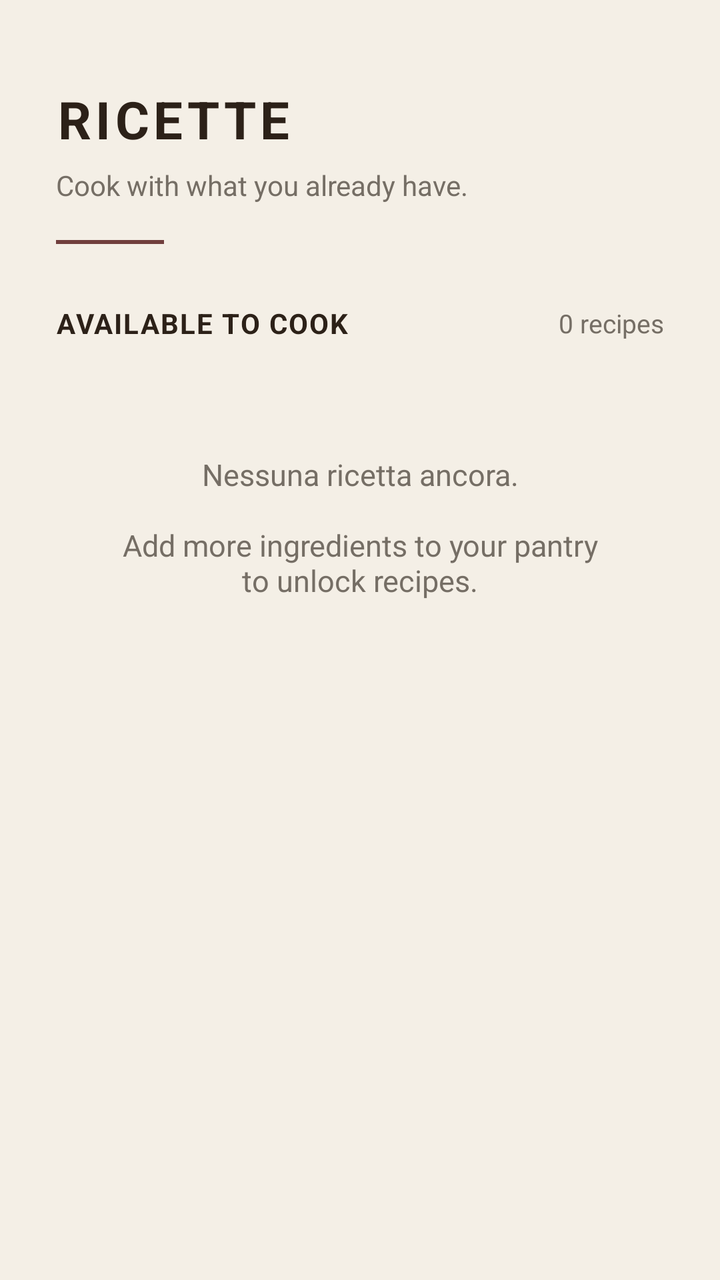
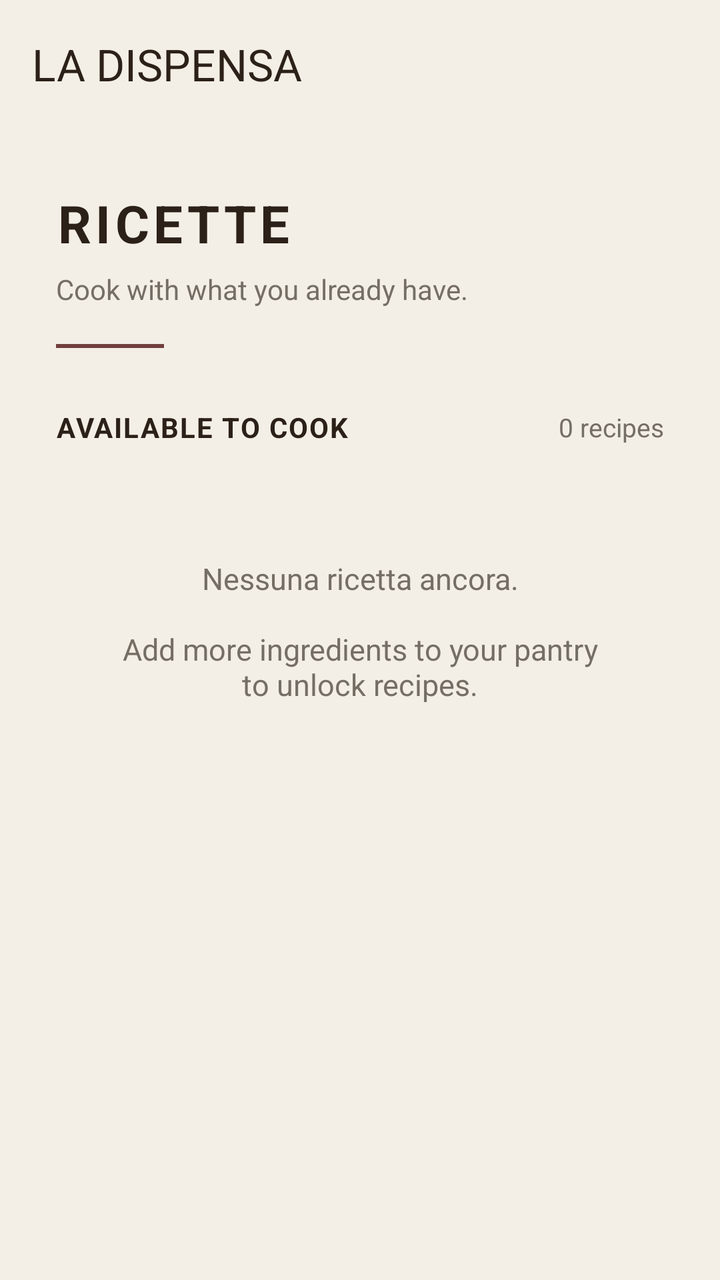

Compare the two renders of this Android layout. The source of the first and the diff that turns it into the second are given below.
<!-- AndroidManifest.xml: application theme Theme.LaDispensa -->
<!-- res/layout/activity_recipes.xml -->
<?xml version="1.0" encoding="utf-8"?>
<LinearLayout xmlns:android="http://schemas.android.com/apk/res/android"
    android:layout_width="match_parent"
    android:layout_height="match_parent"
    android:background="@color/cream"
    android:orientation="vertical"
    android:paddingStart="28dp"
    android:paddingTop="42dp"
    android:paddingEnd="28dp"
    android:paddingBottom="24dp">

    <TextView
        android:layout_width="wrap_content"
        android:layout_height="wrap_content"
        android:text="RICETTE"
        android:textColor="@color/espresso"
        android:textSize="26sp"
        android:textStyle="bold"
        android:letterSpacing="0.08" />

    <TextView
        android:layout_width="wrap_content"
        android:layout_height="wrap_content"
        android:layout_marginTop="6dp"
        android:text="Cook with what you already have."
        android:textColor="@color/stone"
        android:textSize="14sp" />

    <View
        android:layout_width="54dp"
        android:layout_height="2dp"
        android:layout_marginTop="18dp"
        android:background="@color/wine" />

    <LinearLayout
        android:layout_width="match_parent"
        android:layout_height="wrap_content"
        android:layout_marginTop="30dp"
        android:gravity="center_vertical"
        android:orientation="horizontal">

        <TextView
            android:layout_width="0dp"
            android:layout_height="wrap_content"
            android:layout_weight="1"
            android:text="AVAILABLE TO COOK"
            android:textColor="@color/espresso"
            android:textSize="14sp"
            android:textStyle="bold"
            android:letterSpacing="0.05" />

        <TextView
            android:id="@+id/textRecipeCount"
            android:layout_width="wrap_content"
            android:layout_height="wrap_content"
            android:text="0 recipes"
            android:textColor="@color/stone"
            android:textSize="13sp" />

    </LinearLayout>

    <TextView
        android:id="@+id/textNoRecipes"
        android:layout_width="match_parent"
        android:layout_height="wrap_content"
        android:layout_marginTop="28dp"
        android:gravity="center"
        android:padding="28dp"
        android:text="Nessuna ricetta ancora.\n\nAdd more ingredients to your pantry to unlock recipes."
        android:textColor="@color/stone"
        android:textSize="15sp" />

    <androidx.recyclerview.widget.RecyclerView
        android:id="@+id/recyclerRecipes"
        android:layout_width="match_parent"
        android:layout_height="0dp"
        android:layout_marginTop="18dp"
        android:layout_weight="1"
        android:clipToPadding="false"
        android:paddingBottom="16dp" />

</LinearLayout>
<!-- resources referenced by this layout -->
<resources>
  <color name="cream">#F4EFE6</color>
  <color name="espresso">#2C2118</color>
  <color name="stone">#756E65</color>
  <color name="wine">#713F3D</color>
  <style name="Theme.LaDispensa" parent="Base.Theme.LaDispensa" />
  <style name="Base.Theme.LaDispensa" parent="Theme.Material3.DayNight.NoActionBar">
          
          
      </style>
</resources>

<!-- the commit's change to res/layout/activity_recipes.xml (unified diff, before → after) -->
@@ -1,82 +1,100 @@
 <?xml version="1.0" encoding="utf-8"?>
 <LinearLayout xmlns:android="http://schemas.android.com/apk/res/android"
+    xmlns:app="http://schemas.android.com/apk/res-auto"
     android:layout_width="match_parent"
     android:layout_height="match_parent"
     android:background="@color/cream"
-    android:orientation="vertical"
-    android:paddingStart="28dp"
-    android:paddingTop="42dp"
-    android:paddingEnd="28dp"
-    android:paddingBottom="24dp">
+    android:orientation="vertical">
 
-    <TextView
-        android:layout_width="wrap_content"
-        android:layout_height="wrap_content"
-        android:text="RICETTE"
-        android:textColor="@color/espresso"
-        android:textSize="26sp"
-        android:textStyle="bold"
-        android:letterSpacing="0.08" />
-
-    <TextView
-        android:layout_width="wrap_content"
-        android:layout_height="wrap_content"
-        android:layout_marginTop="6dp"
-        android:text="Cook with what you already have."
-        android:textColor="@color/stone"
-        android:textSize="14sp" />
-
-    <View
-        android:layout_width="54dp"
-        android:layout_height="2dp"
-        android:layout_marginTop="18dp"
-        android:background="@color/wine" />
+    <androidx.appcompat.widget.Toolbar
+        android:id="@+id/mainToolbar"
+        android:layout_width="match_parent"
+        android:layout_height="?attr/actionBarSize"
+        android:background="@color/cream"
+        android:elevation="2dp"
+        app:title="LA DISPENSA"
+        app:titleTextColor="@color/espresso" />
 
     <LinearLayout
         android:layout_width="match_parent"
-        android:layout_height="wrap_content"
-        android:layout_marginTop="30dp"
-        android:gravity="center_vertical"
-        android:orientation="horizontal">
+        android:layout_height="0dp"
+        android:layout_weight="1"
+        android:orientation="vertical"
+        android:paddingStart="28dp"
+        android:paddingTop="30dp"
+        android:paddingEnd="28dp"
+        android:paddingBottom="24dp">
 
         <TextView
-            android:layout_width="0dp"
+            android:layout_width="wrap_content"
             android:layout_height="wrap_content"
-            android:layout_weight="1"
-            android:text="AVAILABLE TO COOK"
+            android:text="RICETTE"
             android:textColor="@color/espresso"
-            android:textSize="14sp"
+            android:textSize="26sp"
             android:textStyle="bold"
-            android:letterSpacing="0.05" />
+            android:letterSpacing="0.08" />
 
         <TextView
-            android:id="@+id/textRecipeCount"
             android:layout_width="wrap_content"
             android:layout_height="wrap_content"
-            android:text="0 recipes"
+            android:layout_marginTop="6dp"
+            android:text="Cook with what you already have."
             android:textColor="@color/stone"
-            android:textSize="13sp" />
+            android:textSize="14sp" />
+
+        <View
+            android:layout_width="54dp"
+            android:layout_height="2dp"
+            android:layout_marginTop="18dp"
+            android:background="@color/wine" />
+
+        <LinearLayout
+            android:layout_width="match_parent"
+            android:layout_height="wrap_content"
+            android:layout_marginTop="30dp"
+            android:gravity="center_vertical"
+            android:orientation="horizontal">
+
+            <TextView
+                android:layout_width="0dp"
+                android:layout_height="wrap_content"
+                android:layout_weight="1"
+                android:text="AVAILABLE TO COOK"
+                android:textColor="@color/espresso"
+                android:textSize="14sp"
+                android:textStyle="bold"
+                android:letterSpacing="0.05" />
+
+            <TextView
+                android:id="@+id/textRecipeCount"
+                android:layout_width="wrap_content"
+                android:layout_height="wrap_content"
+                android:text="0 recipes"
+                android:textColor="@color/stone"
+                android:textSize="13sp" />
+
+        </LinearLayout>
+
+        <TextView
+            android:id="@+id/textNoRecipes"
+            android:layout_width="match_parent"
+            android:layout_height="wrap_content"
+            android:layout_marginTop="28dp"
+            android:gravity="center"
+            android:padding="28dp"
+            android:text="Nessuna ricetta ancora.\n\nAdd more ingredients to your pantry to unlock recipes."
+            android:textColor="@color/stone"
+            android:textSize="15sp" />
+
+        <androidx.recyclerview.widget.RecyclerView
+            android:id="@+id/recyclerRecipes"
+            android:layout_width="match_parent"
+            android:layout_height="0dp"
+            android:layout_marginTop="18dp"
+            android:layout_weight="1"
+            android:clipToPadding="false"
+            android:paddingBottom="16dp" />
 
     </LinearLayout>
 
-    <TextView
-        android:id="@+id/textNoRecipes"
-        android:layout_width="match_parent"
-        android:layout_height="wrap_content"
-        android:layout_marginTop="28dp"
-        android:gravity="center"
-        android:padding="28dp"
-        android:text="Nessuna ricetta ancora.\n\nAdd more ingredients to your pantry to unlock recipes."
-        android:textColor="@color/stone"
-        android:textSize="15sp" />
-
-    <androidx.recyclerview.widget.RecyclerView
-        android:id="@+id/recyclerRecipes"
-        android:layout_width="match_parent"
-        android:layout_height="0dp"
-        android:layout_marginTop="18dp"
-        android:layout_weight="1"
-        android:clipToPadding="false"
-        android:paddingBottom="16dp" />
-
 </LinearLayout>
